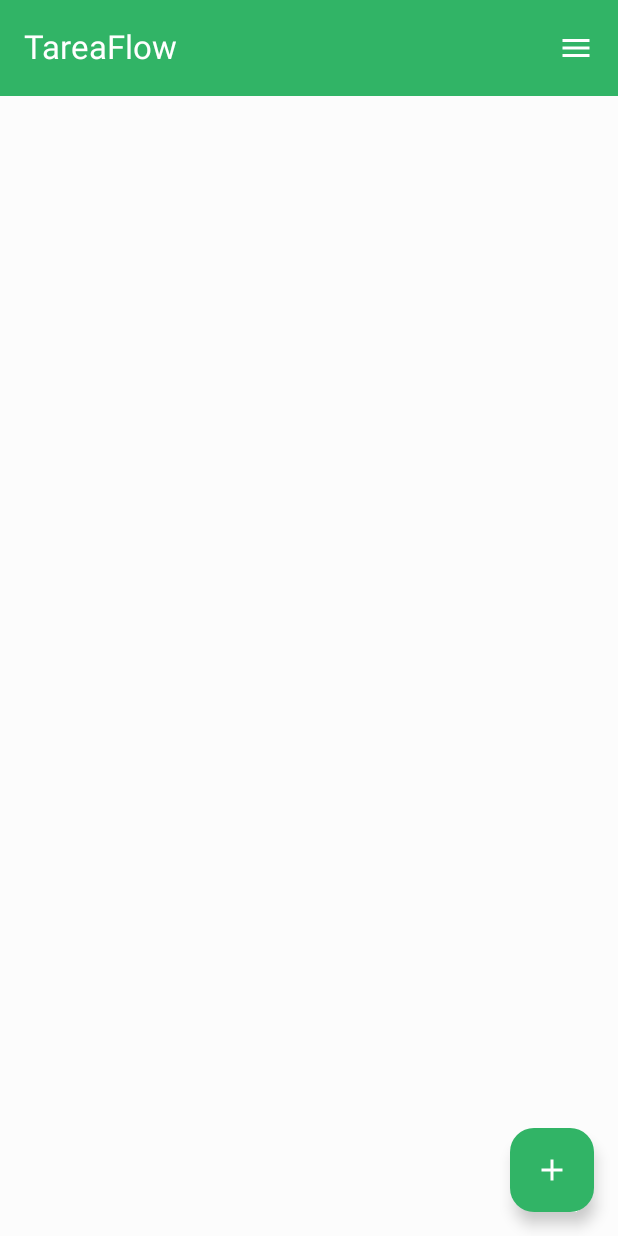
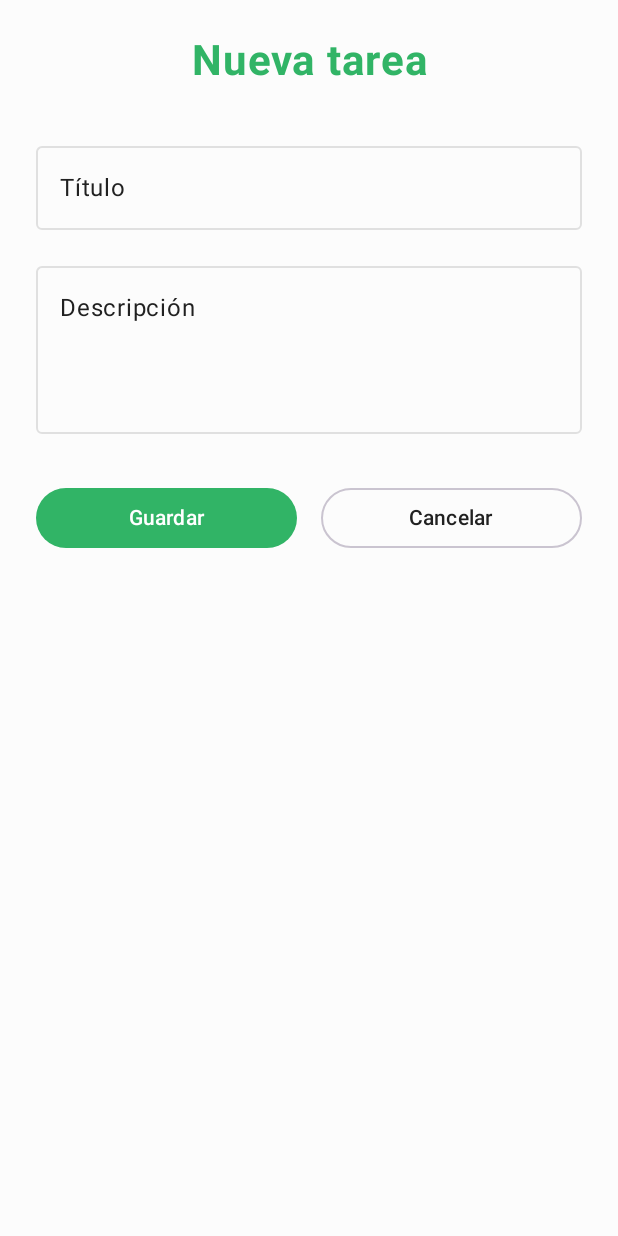
Before and after one commit to jdfm504/TareaFlow, an Android app built with Jetpack Compose: the HomeScreen screen opened through its navigation route, after a tap on "Agregar", on a phone screen of 412 x 824 dp. Run offline under Robolectric (Android 15) with nearby library versions, the phone set to English and light mode, and no system bars; our stand-ins replace Firebase (no records; nobody signed in at launch, a user with empty details on screens opened directly).

Commit message:
Modificada topAppBar para que muestre el boton borrar y la cantidad de elemento al seleccionar tarjetas. tambien se deshabilita el floating button al seleccionar elementos. añadida carga intermedia para evitar solapamientos de texto en pantalla edit mientras carga datos BBDD

```diff
--- a/app/build.gradle.kts
+++ b/app/build.gradle.kts
@@ -62,6 +62,10 @@ dependencies {
     //Iconos
     implementation("androidx.compose.material:material-icons-extended")
 
+    implementation("androidx.compose.foundation:foundation")
+    implementation("androidx.compose.animation:animation")
+
+
     testImplementation(libs.junit)
 
     androidTestImplementation(libs.androidx.junit)
--- a/app/src/main/java/com/campusdigitalfp/tareaflow/data/model/TaskRepository.kt
+++ b/app/src/main/java/com/campusdigitalfp/tareaflow/data/model/TaskRepository.kt
@@ -12,7 +12,7 @@ class TaskRepository {
     private val db = FirebaseFirestore.getInstance()
     private val tasksCollection = db.collection("tareas")
 
-    // 🔹 Escuchar tareas en tiempo real
+    // Escuchar tareas en tiempo real
     fun listenToTasks(): Flow<List<Task>> = callbackFlow {
         val listener: ListenerRegistration = tasksCollection
             .addSnapshotListener { snapshot, error ->
@@ -28,15 +28,22 @@ class TaskRepository {
         awaitClose { listener.remove() }
     }
 
-    // 🔹 Agregar una nueva tarea
+    // Agregar una nueva tarea
     fun addTask(task: Task) {
-        val id = if (task.id.isBlank()) null else task.id
-        val doc = if (id != null) tasksCollection.document(id) else tasksCollection.document()
-        doc.set(task)
+        val doc = tasksCollection.document()         // crea el doc con ID generado
+        val taskWithId = task.copy(id = doc.id)      // copia el ID dentro del objeto
+        doc.set(taskWithId)                          // guarda el objeto con su id dentro
     }
 
-    // 🔹 Eliminar una tarea
+    // Eliminar una tarea
     fun deleteTask(taskId: String) {
         tasksCollection.document(taskId).delete()
     }
+
+    // Editar una tarea
+    fun updateTask(task: Task) {
+        if (task.id.isNotBlank()) {
+            tasksCollection.document(task.id).set(task)
+        }
+    }
 }
--- a/app/src/main/java/com/campusdigitalfp/tareaflow/ui/screens/Navigation.kt
+++ b/app/src/main/java/com/campusdigitalfp/tareaflow/ui/screens/Navigation.kt
@@ -11,6 +11,7 @@ import com.campusdigitalfp.tareaflow.ui.screens.home.HomeScreen
 import com.campusdigitalfp.tareaflow.ui.screens.login.LoginScreen
 import com.campusdigitalfp.tareaflow.ui.screens.register.RegisterScreen
 import com.google.firebase.auth.FirebaseAuth
+import com.campusdigitalfp.tareaflow.ui.screens.home.TaskEditScreen
 
 @Composable
 fun TareaFlowNavHost(navController: NavHostController) {
@@ -50,5 +51,12 @@ fun TareaFlowNavHost(navController: NavHostController) {
                 HomeScreen(navController)
             }
         }
+        composable("task/new") {
+            TaskEditScreen(navController = navController)
+        }
+        composable("task/{taskId}") { backStackEntry ->
+            val taskId = backStackEntry.arguments?.getString("taskId")
+            TaskEditScreen(navController = navController, taskId = taskId)
+        }
     }
 }
--- a/app/src/main/java/com/campusdigitalfp/tareaflow/ui/screens/home/HomeScreen.kt
+++ b/app/src/main/java/com/campusdigitalfp/tareaflow/ui/screens/home/HomeScreen.kt
@@ -1,10 +1,14 @@
 package com.campusdigitalfp.tareaflow.ui.screens.home
 
+import android.widget.Toast
 import androidx.compose.foundation.layout.*
+import androidx.compose.foundation.layout.size
 import androidx.compose.foundation.lazy.LazyColumn
 import androidx.compose.foundation.lazy.items
 import androidx.compose.material.icons.Icons
+import androidx.compose.material.icons.automirrored.filled.ExitToApp
 import androidx.compose.material.icons.filled.Add
+import androidx.compose.material.icons.filled.Close
 import androidx.compose.material.icons.filled.Delete
 import androidx.compose.material.icons.filled.Info
 import androidx.compose.material.icons.filled.Menu
@@ -13,10 +17,14 @@ import androidx.compose.material3.*
 import androidx.compose.runtime.*
 import androidx.compose.ui.Modifier
 import androidx.compose.ui.graphics.Color
+import androidx.compose.ui.platform.LocalContext
+import androidx.compose.ui.res.stringResource
 import androidx.compose.ui.unit.dp
 import androidx.lifecycle.viewmodel.compose.viewModel
 import androidx.navigation.NavController
 import com.campusdigitalfp.tareaflow.viewmodel.TaskViewModel
+import com.google.firebase.auth.FirebaseAuth
+import com.campusdigitalfp.tareaflow.R
 
 @OptIn(ExperimentalMaterial3Api::class)
 @Composable
@@ -28,67 +36,136 @@ fun HomeScreen(
 ) {
     //LaunchedEffect(Unit) { viewModel.seed() } // Lista de prueba local
     val tasks by viewModel.tasks.collectAsState() // Lista de firestore
+    val context = LocalContext.current
+    val auth = FirebaseAuth.getInstance()
 
     var menuExpanded by remember { mutableStateOf(false) }
 
     Scaffold(
         topBar = {
             TopAppBar(
-                title = { Text("TareaFlow") },
+                title = {
+                    if (viewModel.isActionMode) {
+                        Text(
+                            text = stringResource(R.string.selection_mode_title, viewModel.selected.size),
+                            color = Color.White
+                        )
+                    } else {
+                        Text(stringResource(R.string.home_title))
+                    }
+                },
                 colors = TopAppBarDefaults.topAppBarColors(
                     containerColor = MaterialTheme.colorScheme.primary,
                     titleContentColor = Color.White,
                     actionIconContentColor = Color.White
                 ),
+                navigationIcon = {
+                    if (viewModel.isActionMode) {
+                        IconButton(onClick = { viewModel.clearSelection() }) {
+                            Icon(Icons.Filled.Close, contentDescription = stringResource(R.string.cancel_selection_cd))
+                        }
+                    }
+                },
                 actions = {
+                    if (viewModel.isActionMode) {
+                        // 🗑️ Botón de borrar visible solo en modo selección
+                        IconButton(onClick = { viewModel.deleteSelected() }) {
+                            Icon(
+                                Icons.Filled.Delete,
+                                contentDescription = stringResource(R.string.menu_delete_selected),
+                                tint = MaterialTheme.colorScheme.error
+                            )
+                        }
+                    } else {
+                        // 📜 Menú normal
                         IconButton(onClick = { menuExpanded = true }) {
-                        Icon(Icons.Filled.Menu, contentDescription = "Menú")
+                            Icon(
+                                Icons.Filled.Menu,
+                                contentDescription = stringResource(R.string.menu_cd)
+                            )
                         }
-                    DropdownMenu(expanded = menuExpanded, onDismissRequest = { menuExpanded = false }) {
+                        DropdownMenu(
+                            expanded = menuExpanded,
+                            onDismissRequest = { menuExpanded = false }) {
                             DropdownMenuItem(
-                            leadingIcon = { Icon(Icons.Filled.Add, null, tint = MaterialTheme.colorScheme.primary) },
-                            text = { Text("Agregar tarea") },
+                                leadingIcon = {
+                                    Icon(
+                                        Icons.Filled.Add,
+                                        null,
+                                        tint = MaterialTheme.colorScheme.primary
+                                    )
+                                },
+                                text = { Text(stringResource(R.string.menu_add_task)) },
                                 onClick = {
                                     menuExpanded = false
-                                viewModel.addTask("Nueva tarea", "Descripción")
+                                    //viewModel.addTask("Nueva tarea", "Descripción")
+                                    navController.navigate("task/new")
                                 }
                             )
-                        if (viewModel.isActionMode) {
                             DropdownMenuItem(
-                                leadingIcon = { Icon(Icons.Filled.Delete, null, tint = MaterialTheme.colorScheme.primary) },
-                                text = { Text("Eliminar seleccionadas") },
-                                onClick = {
-                                    menuExpanded = false
-                                    viewModel.deleteSelected()
-                                }
+                                leadingIcon = {
+                                    Icon(
+                                        Icons.Filled.Settings,
+                                        null,
+                                        tint = MaterialTheme.colorScheme.tertiary
                                     )
-                        }
-                        DropdownMenuItem(
-                            leadingIcon = { Icon(Icons.Filled.Settings, null, tint = MaterialTheme.colorScheme.primary) },
-                            text = { Text("Configuración") },
+                                },
+                                text = { Text(stringResource(R.string.menu_settings)) },
                                 onClick = {
                                     menuExpanded = false
                                     onGoToSettings()
                                 }
                             )
                             DropdownMenuItem(
-                            leadingIcon = { Icon(Icons.Filled.Info, null, tint = MaterialTheme.colorScheme.primary) },
-                            text = { Text("Acerca de") },
+                                leadingIcon = {
+                                    Icon(
+                                        Icons.Filled.Info,
+                                        null,
+                                        tint = MaterialTheme.colorScheme.primary
+                                    )
+                                },
+                                text = { Text(stringResource(R.string.menu_about)) },
                                 onClick = {
                                     menuExpanded = false
                                     onGoToAbout()
                                 }
                             )
+                            DropdownMenuItem(
+                                leadingIcon = {
+                                    Icon(
+                                        Icons.AutoMirrored.Filled.ExitToApp,
+                                        null,
+                                        tint = MaterialTheme.colorScheme.error
+                                    )
+                                },
+                                text = { Text(stringResource(R.string.menu_logout)) },
+                                onClick = {
+                                    menuExpanded = false
+                                    auth.signOut()
+                                    Toast.makeText(
+                                        context,
+                                        R.string.logout_success,
+                                        Toast.LENGTH_SHORT
+                                    ).show()
+                                    navController.navigate("login") {
+                                        popUpTo("home") { inclusive = true }
                                     }
                                 }
                             )
+                        }
+                    }
+                }
+            )
+
         },
         floatingActionButton = {
+            if (!viewModel.isActionMode) {
                 FloatingActionButton(
-                onClick = { viewModel.addTask("Nueva tarea", "Desde FAB") },
+                    onClick = { navController.navigate("task/new") },
                     containerColor = MaterialTheme.colorScheme.primary
                 ) {
-                Icon(Icons.Filled.Add, contentDescription = "Agregar")
+                    Icon(Icons.Filled.Add, contentDescription = stringResource(R.string.fab_add_cd))
+                }
             }
         }
     ) { padding ->
@@ -105,6 +182,7 @@ fun HomeScreen(
                     onClick = {
                         if (viewModel.isActionMode) viewModel.toggleSelection(task.id)
                         else {
+                            navController.navigate("task/${task.id}")
                         }
                     },
                     onLongClick = { viewModel.toggleSelection(task.id) }
--- /dev/null
+++ b/app/src/main/java/com/campusdigitalfp/tareaflow/ui/screens/home/TaskEditScreen.kt
@@ -0,0 +1,152 @@
+package com.campusdigitalfp.tareaflow.ui.screens.home
+
+import androidx.compose.animation.AnimatedVisibility
+import androidx.compose.foundation.layout.*
+import androidx.compose.foundation.text.KeyboardOptions
+import androidx.compose.material3.*
+import androidx.compose.runtime.*
+import androidx.compose.runtime.saveable.rememberSaveable
+import androidx.compose.ui.Alignment
+import androidx.compose.ui.Modifier
+import androidx.compose.ui.res.stringResource
+import androidx.compose.ui.text.font.FontWeight
+import androidx.compose.ui.text.input.KeyboardType
+import androidx.compose.ui.text.style.TextAlign
+import androidx.compose.ui.unit.dp
+import androidx.compose.ui.unit.sp
+import androidx.lifecycle.viewmodel.compose.viewModel
+import androidx.navigation.NavController
+import com.campusdigitalfp.tareaflow.data.model.Task
+import com.campusdigitalfp.tareaflow.viewmodel.TaskViewModel
+import com.campusdigitalfp.tareaflow.R
+
+@OptIn(ExperimentalMaterial3Api::class)
+@Composable
+fun TaskEditScreen(
+    navController: NavController,
+    viewModel: TaskViewModel = viewModel(),
+    taskId: String? = null
+) {
+    val cs = MaterialTheme.colorScheme
+    val existingTasks by viewModel.tasks.collectAsState(initial = emptyList())
+
+    // Intentamos recuperar la tarea si estamos en modo edición
+    val existingTask = existingTasks.find { it.id == taskId }
+    val isEditing = taskId != null
+
+    // Estados editables del título y la descripción
+    var title by rememberSaveable(taskId) { mutableStateOf("") }
+    var description by rememberSaveable(taskId) { mutableStateOf("") }
+
+    // Flag para saber cuándo ya podemos mostrar los TextFields sin “saltos”
+    var initialized by rememberSaveable(taskId) { mutableStateOf(false) }
+
+    // Este bloque sincroniza los datos cuando Firestore entrega la tarea
+    LaunchedEffect(isEditing, existingTask?.id) {
+        if (isEditing) {
+            if (existingTask != null) {
+                title = existingTask.title
+                description = existingTask.description
+                initialized = true
+            }
+        } else {
+            // Nueva tarea
+            initialized = true
+        }
+    }
+
+    Surface(
+        modifier = Modifier.fillMaxSize(),
+        color = cs.background
+    ) {
+        if (!initialized) {
+            //  Pantalla de carga mínima (sin saltitos de label)
+            Box(Modifier.fillMaxSize(), contentAlignment = Alignment.Center) {
+                CircularProgressIndicator(color = cs.primary)
+            }
+        } else {
+            Column(
+                horizontalAlignment = Alignment.CenterHorizontally,
+                modifier = Modifier
+                    .fillMaxSize()
+                    .padding(24.dp)
+            ) {
+                // Título de pantalla
+                Text(
+                    text = if (taskId == null)
+                        stringResource(R.string.new_task_title)
+                    else
+                        stringResource(R.string.edit_task_title),
+                    fontSize = 28.sp,
+                    fontWeight = FontWeight.Bold,
+                    color = cs.primary,
+                    textAlign = TextAlign.Center,
+                    modifier = Modifier.padding(bottom = 32.dp)
+                )
+
+                // Campo Título
+                OutlinedTextField(
+                    value = title,
+                    onValueChange = { title = it },
+                    label = { Text(stringResource(R.string.title_label)) },
+                    singleLine = true,
+                    modifier = Modifier.fillMaxWidth()
+                )
+
+                Spacer(modifier = Modifier.height(16.dp))
+
+                // Campo Descripción
+                OutlinedTextField(
+                    value = description,
+                    onValueChange = { description = it },
+                    label = { Text(stringResource(R.string.description_label)) },
+                    keyboardOptions = KeyboardOptions(keyboardType = KeyboardType.Text),
+                    modifier = Modifier
+                        .fillMaxWidth()
+                        .heightIn(min = 120.dp)
+                )
+
+                Spacer(modifier = Modifier.height(32.dp))
+
+                // Botones de acción
+                Row(
+                    horizontalArrangement = Arrangement.SpaceEvenly,
+                    modifier = Modifier.fillMaxWidth()
+                ) {
+                    Button(
+                        onClick = {
+                            if (title.isNotBlank()) {
+                                if (taskId == null) {
+                                    // Nueva tarea
+                                    viewModel.addTask(title, description)
+                                } else {
+                                    // Editar tarea
+                                    viewModel.updateTask(
+                                        Task(id = taskId, title = title, description = description)
+                                    )
+                                }
+                                navController.popBackStack()
+                            }
+                        },
+                        colors = ButtonDefaults.buttonColors(
+                            containerColor = cs.primary,
+                            contentColor = cs.onPrimary
+                        ),
+                        modifier = Modifier.weight(1f)
+                    ) {
+                        Text(stringResource(R.string.save_button))
+                    }
+
+                    Spacer(modifier = Modifier.width(16.dp))
+
+                    OutlinedButton(
+                        onClick = { navController.popBackStack() },
+                        modifier = Modifier.weight(1f)
+                    ) {
+                        Text(stringResource(R.string.cancel_button))
+                    }
+                }
+            }
+        }
+    }
+}
--- a/app/src/main/res/values/strings.xml
+++ b/app/src/main/res/values/strings.xml
@@ -5,11 +5,19 @@
     <string name="login_loading">Iniciando sesión...</string>
     <string name="login_success">Inicio de sesión correcto ✅</string>
     <string name="register_link">¿No tienes cuenta? Regístrate</string>
+
     <!-- HomeScreen -->
-    <string name="home_welcome">Bienvenido a TareaFlow 🌀</string>
-    <string name="logout_button">Cerrar sesión</string>
-    <string name="logout_description">Cerrar sesión</string>
+    <string name="home_title">TareaFlow</string>
+    <string name="menu_cd">Menú</string>
+    <string name="menu_add_task">Agregar tarea</string>
+    <string name="menu_delete_selected">Eliminar seleccionadas</string>
+    <string name="menu_settings">Configuración</string>
+    <string name="menu_about">Acerca de</string>
+    <string name="fab_add_cd">Agregar</string>
+    <string name="menu_logout">Cerrar sesión</string>
     <string name="logout_success">Sesión cerrada correctamente 👋</string>
+    <string name="selection_mode_title">%1$d seleccionadas</string>
+    <string name="cancel_selection_cd">Cancelar selección</string>
 
     <!-- Campos -->
     <string name="email_label">Correo electrónico</string>
@@ -40,4 +48,13 @@
     <string name="error_confirm_empty">Repite la contraseña</string>
     <string name="error_confirm_mismatch">Las contraseñas no coinciden</string>
     <string name="error_password_short">La contraseña debe tener al menos 6 caracteres</string>
+
+    <!-- TaskEditScreen -->
+    <string name="new_task_title">Nueva tarea</string>
+    <string name="edit_task_title">Editar tarea</string>
+    <string name="title_label">Título</string>
+    <string name="description_label">Descripción</string>
+    <string name="save_button">Guardar</string>
+    <string name="cancel_button">Cancelar</string>
+
 </resources>
```
Also changed, not shown: app/src/main/java/com/campusdigitalfp/tareaflow/viewmodel/TaskViewModel.kt (+3 -8 lines), 1 other file. Lines whose indentation alone changed are shown as unchanged.
